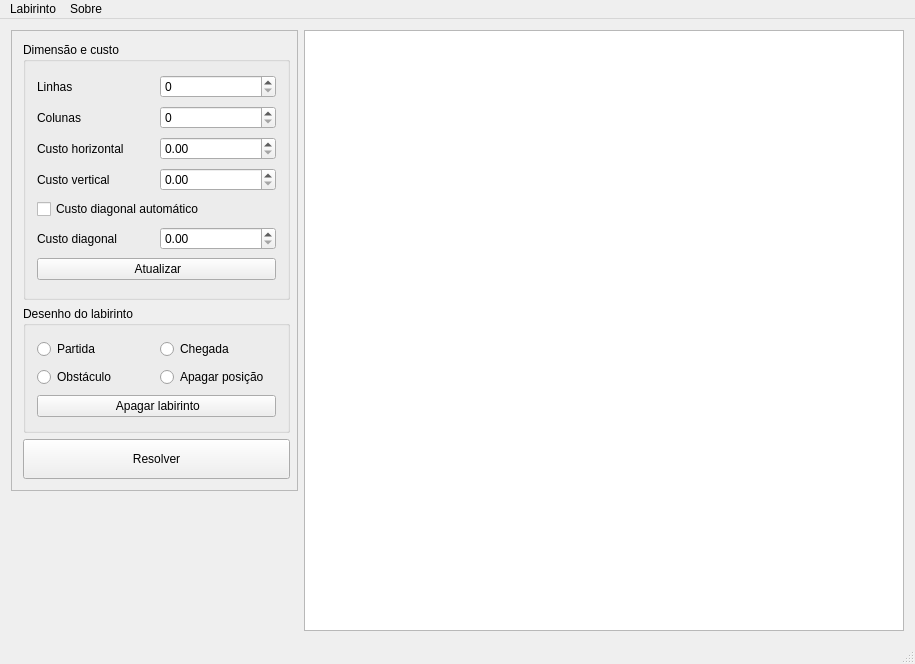
Old version of the form src/mainwindow.ui in the repository carvalhojldc/labyrinth.
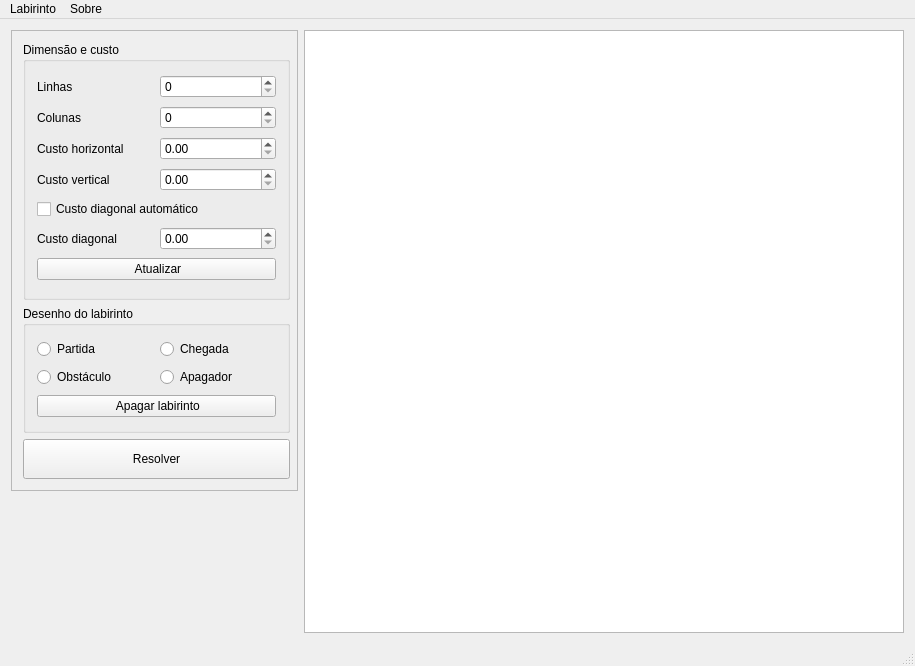
New version of the form.

```diff
--- a/src/mainwindow.ui
+++ b/src/mainwindow.ui
@@ -7,7 +7,7 @@
     <x>0</x>
     <y>0</y>
     <width>915</width>
-    <height>664</height>
+    <height>666</height>
    </rect>
   </property>
   <property name="windowTitle">
@@ -177,7 +177,7 @@
               <item row="1" column="1">
                <widget class="QRadioButton" name="rb_clearCell">
                 <property name="text">
-                 <string>Apagar posição</string>
+                 <string>Apagador</string>
                 </property>
                </widget>
               </item>
```
Left out of the diff: 2 changed lines with no effect on the pictures.
